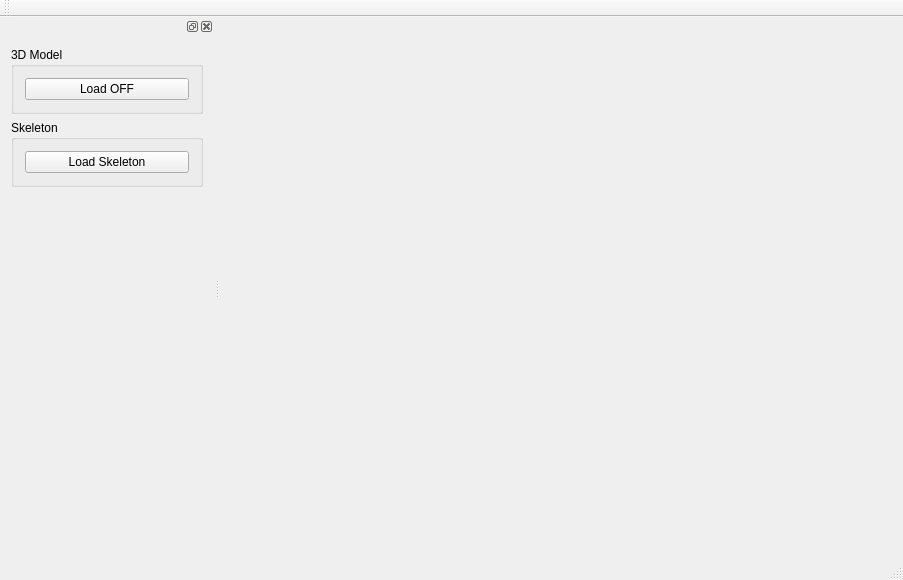
This is CaveSegmentationGUI/cavesegmentationgui.ui in NSchertler/CaveSegmentation as Qt 5 draws it before an edit. The edited form follows.
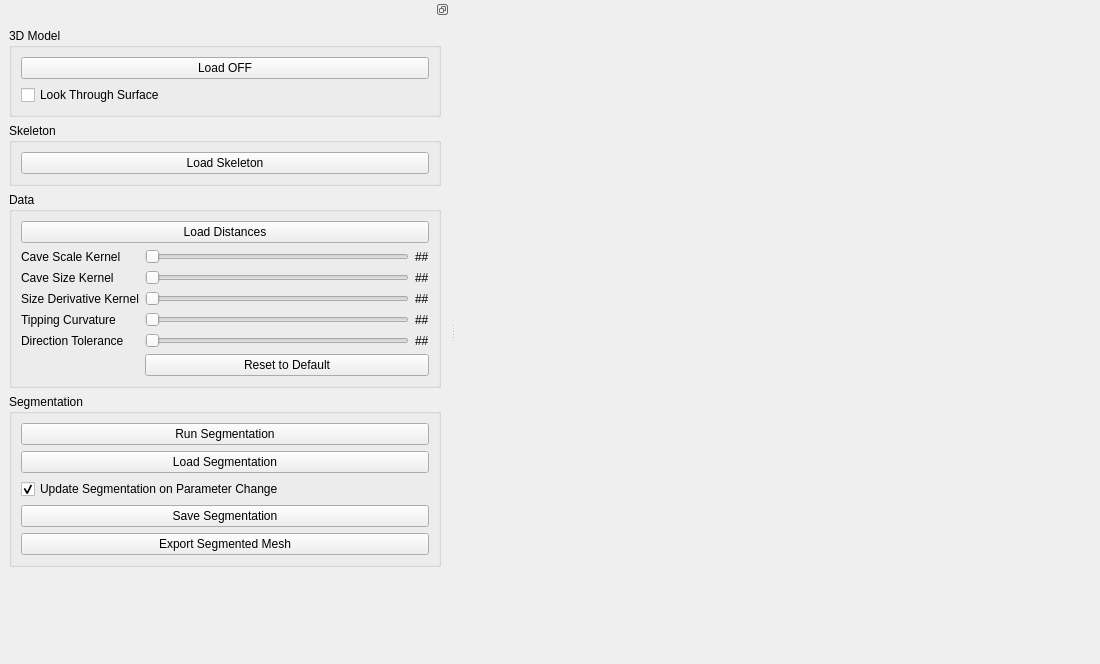
This is the edited form. Icons and pictures are not drawn.

What changed in the file:
```diff
--- a/CaveSegmentationGUI/cavesegmentationgui.ui
+++ b/CaveSegmentationGUI/cavesegmentationgui.ui
@@ -6,54 +6,59 @@
    <rect>
     <x>0</x>
     <y>0</y>
-    <width>903</width>
-    <height>580</height>
+    <width>1100</width>
+    <height>664</height>
    </rect>
   </property>
   <property name="windowTitle">
    <string>CaveSegmentationGUI</string>
   </property>
   <widget class="QWidget" name="centralWidget"/>
-  <widget class="QMenuBar" name="menuBar">
+  <widget class="QDockWidget" name="dockWidget">
+   <property name="features">
+    <set>QDockWidget::DockWidgetFloatable</set>
+   </property>
+   <attribute name="dockWidgetArea">
+    <number>1</number>
+   </attribute>
+   <widget class="QScrollArea" name="scrollArea">
+    <property name="sizePolicy">
+     <sizepolicy hsizetype="MinimumExpanding" vsizetype="Expanding">
+      <horstretch>0</horstretch>
+      <verstretch>0</verstretch>
+     </sizepolicy>
+    </property>
+    <property name="minimumSize">
+     <size>
+      <width>450</width>
+      <height>0</height>
+     </size>
+    </property>
+    <property name="frameShape">
+     <enum>QFrame::NoFrame</enum>
+    </property>
+    <property name="horizontalScrollBarPolicy">
+     <enum>Qt::ScrollBarAlwaysOff</enum>
+    </property>
+    <property name="widgetResizable">
+     <bool>true</bool>
+    </property>
+    <widget class="QWidget" name="widget">
    <property name="geometry">
     <rect>
      <x>0</x>
      <y>0</y>
-     <width>903</width>
-     <height>21</height>
-    </rect>
-   </property>
-  </widget>
-  <widget class="QToolBar" name="mainToolBar">
-   <attribute name="toolBarArea">
-    <enum>TopToolBarArea</enum>
-   </attribute>
-   <attribute name="toolBarBreak">
-    <bool>false</bool>
-   </attribute>
-  </widget>
-  <widget class="QStatusBar" name="statusBar"/>
-  <widget class="QDockWidget" name="dockWidget">
-   <property name="minimumSize">
-    <size>
-     <width>214</width>
-     <height>164</height>
-    </size>
-   </property>
-   <attribute name="dockWidgetArea">
-    <number>1</number>
-   </attribute>
-   <widget class="QWidget" name="dockWidgetContents">
-    <layout class="QVBoxLayout" name="verticalLayout">
+       <width>450</width>
+       <height>642</height>
+      </rect>
+     </property>
+     <layout class="QVBoxLayout" name="rootLayout">
      <item>
-      <widget class="QGroupBox" name="groupBox">
+       <widget class="QGroupBox" name="grpModel">
        <property name="title">
         <string>3D Model</string>
        </property>
-       <property name="alignment">
-        <set>Qt::AlignTop</set>
-       </property>
-       <layout class="QVBoxLayout" name="verticalLayout_2">
+        <layout class="QVBoxLayout" name="grpModelLayout">
         <item>
          <widget class="QPushButton" name="btnLoadOff">
           <property name="text">
@@ -61,11 +66,18 @@
           </property>
          </widget>
         </item>
+         <item>
+          <widget class="QCheckBox" name="chkLookThrough">
+           <property name="text">
+            <string>Look Through Surface</string>
+           </property>
+          </widget>
+         </item>
        </layout>
       </widget>
      </item>
      <item>
-      <widget class="QGroupBox" name="groupBox_2">
+       <widget class="QGroupBox" name="grpSkeleton">
        <property name="title">
         <string>Skeleton</string>
        </property>
@@ -80,6 +92,214 @@
        </layout>
       </widget>
      </item>
+      <item>
+       <widget class="QGroupBox" name="grpData">
+        <property name="title">
+         <string>Data</string>
+        </property>
+        <layout class="QVBoxLayout" name="grpDataLayout">
+         <item>
+          <widget class="QPushButton" name="btnLoadDistances">
+           <property name="text">
+            <string>Load Distances</string>
+           </property>
+          </widget>
+         </item>
+         <item>
+          <layout class="QFormLayout" name="parameterLayout">
+           <item row="1" column="0">
+            <widget class="QLabel" name="label_1">
+             <property name="toolTip">
+              <string>Multiplied by Cave Size</string>
+             </property>
+             <property name="text">
+              <string>Cave Scale Kernel</string>
+             </property>
+            </widget>
+           </item>
+           <item row="1" column="1">
+            <layout class="QHBoxLayout" name="caveScaleLayout">
+             <item>
+              <widget class="QSlider" name="sldCaveScaleKernel">
+               <property name="orientation">
+                <enum>Qt::Horizontal</enum>
+               </property>
+              </widget>
+             </item>
+             <item>
+              <widget class="QLabel" name="lblCaveScaleKernel">
+               <property name="text">
+                <string>##</string>
+               </property>
+              </widget>
+             </item>
+            </layout>
+           </item>
+           <item row="2" column="0">
+            <widget class="QLabel" name="label_2">
+             <property name="toolTip">
+              <string>Multiplied by Cave Scale</string>
+             </property>
+             <property name="text">
+              <string>Cave Size Kernel</string>
+             </property>
+            </widget>
+           </item>
+           <item row="2" column="1">
+            <layout class="QHBoxLayout" name="sizeKernelLayout">
+             <item>
+              <widget class="QSlider" name="sldSizeKernel">
+               <property name="orientation">
+                <enum>Qt::Horizontal</enum>
+               </property>
+              </widget>
+             </item>
+             <item>
+              <widget class="QLabel" name="lblSizeKernel">
+               <property name="text">
+                <string>##</string>
+               </property>
+              </widget>
+             </item>
+            </layout>
+           </item>
+           <item row="3" column="0">
+            <widget class="QLabel" name="label_3">
+             <property name="toolTip">
+              <string>Multiplied by Cave Scale</string>
+             </property>
+             <property name="text">
+              <string>Size Derivative Kernel</string>
+             </property>
+            </widget>
+           </item>
+           <item row="3" column="1">
+            <layout class="QHBoxLayout" name="derivativeKernelLayout">
+             <item>
+              <widget class="QSlider" name="sldDerivativeKernel">
+               <property name="orientation">
+                <enum>Qt::Horizontal</enum>
+               </property>
+              </widget>
+             </item>
+             <item>
+              <widget class="QLabel" name="lblDerivativeKernel">
+               <property name="text">
+                <string>##</string>
+               </property>
+              </widget>
+             </item>
+            </layout>
+           </item>
+           <item row="4" column="0">
+            <widget class="QLabel" name="label_4">
+             <property name="text">
+              <string>Tipping Curvature</string>
+             </property>
+            </widget>
+           </item>
+           <item row="4" column="1">
+            <layout class="QHBoxLayout" name="tippingCurvatureLayout">
+             <item>
+              <widget class="QSlider" name="sldTippingCurvature">
+               <property name="orientation">
+                <enum>Qt::Horizontal</enum>
+               </property>
+              </widget>
+             </item>
+             <item>
+              <widget class="QLabel" name="lblTippingCurvature">
+               <property name="text">
+                <string>##</string>
+               </property>
+              </widget>
+             </item>
+            </layout>
+           </item>
+           <item row="5" column="0">
+            <widget class="QLabel" name="label_5">
+             <property name="text">
+              <string>Direction Tolerance</string>
+             </property>
+            </widget>
+           </item>
+           <item row="5" column="1">
+            <layout class="QHBoxLayout" name="directionToleranceLayout">
+             <item>
+              <widget class="QSlider" name="sldDirectionTolerance">
+               <property name="orientation">
+                <enum>Qt::Horizontal</enum>
+               </property>
+              </widget>
+             </item>
+             <item>
+              <widget class="QLabel" name="lblDirectionTolerance">
+               <property name="text">
+                <string>##</string>
+               </property>
+              </widget>
+             </item>
+            </layout>
+           </item>
+           <item row="6" column="1">
+            <widget class="QPushButton" name="btnResetDefaults">
+             <property name="text">
+              <string>Reset to Default</string>
+             </property>
+            </widget>
+           </item>
+          </layout>
+         </item>
+        </layout>
+       </widget>
+      </item>
+      <item>
+       <widget class="QGroupBox" name="grpSegmentation">
+        <property name="title">
+         <string>Segmentation</string>
+        </property>
+        <layout class="QVBoxLayout" name="grpSegmentationLayout">
+         <item>
+          <widget class="QPushButton" name="btnRunSegmentation">
+           <property name="text">
+            <string>Run Segmentation</string>
+           </property>
+          </widget>
+         </item>
+         <item>
+          <widget class="QPushButton" name="btnLoadSegmentation">
+           <property name="text">
+            <string>Load Segmentation</string>
+           </property>
+          </widget>
+         </item>
+         <item>
+          <widget class="QCheckBox" name="chkUpdateSegmentation">
+           <property name="text">
+            <string>Update Segmentation on Parameter Change</string>
+           </property>
+           <property name="checked">
+            <bool>true</bool>
+           </property>
+          </widget>
+         </item>
+         <item>
+          <widget class="QPushButton" name="btnSaveSegmentation">
+           <property name="text">
+            <string>Save Segmentation</string>
+           </property>
+          </widget>
+         </item>
+         <item>
+          <widget class="QPushButton" name="btnSaveSegmentedMesh">
+           <property name="text">
+            <string>Export Segmented Mesh</string>
+           </property>
+          </widget>
+         </item>
+        </layout>
+       </widget>
+      </item>
      <item>
       <spacer name="verticalSpacer">
        <property name="orientation">
@@ -97,7 +317,7 @@
    </widget>
   </widget>
  </widget>
- <layoutdefault spacing="6" margin="11"/>
+ </widget>
  <resources>
   <include location="cavesegmentationgui.qrc"/>
  </resources>
```
Left out of the diff: 10 changed lines with no effect on the pictures. Lines whose indentation alone changed are shown as unchanged.
